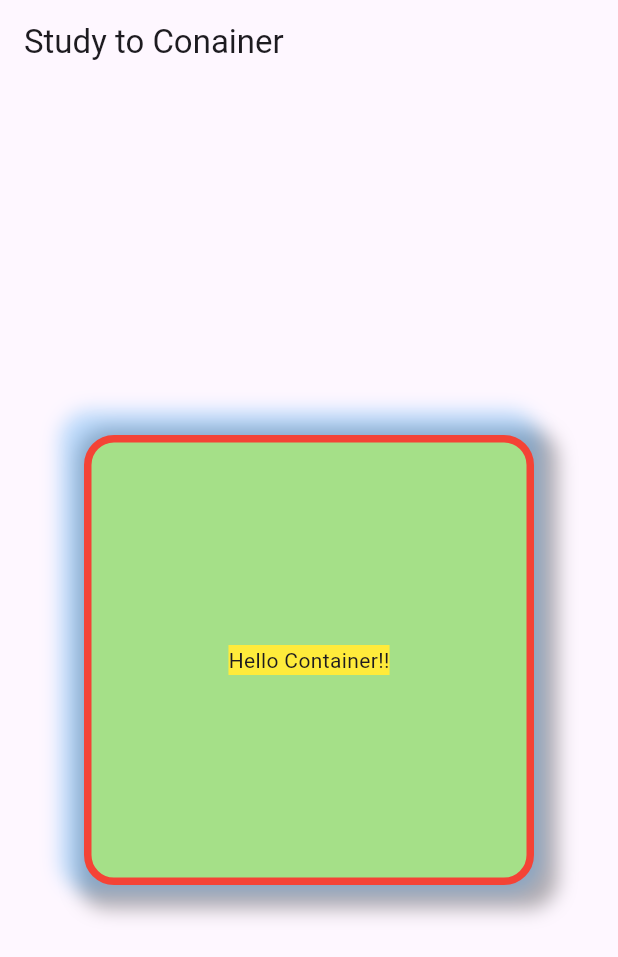
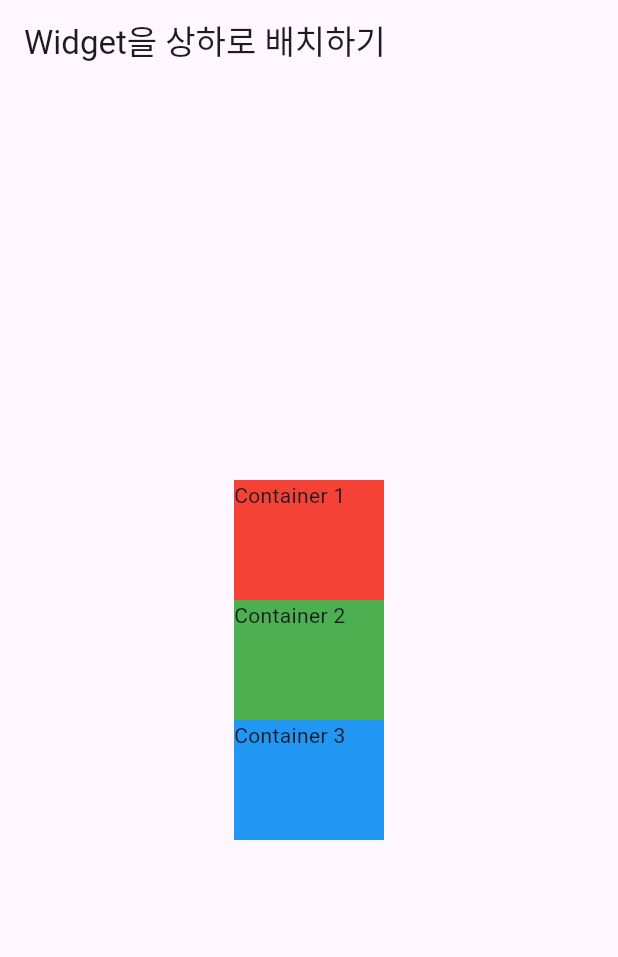
Before and after one commit to rudxo93/Flutter_learning_app_1, a Flutter app: the screen it shows after launch, on a phone screen of 412 x 824 dp. Shown: the top 957 px of the screen. Run offline on Flutter 3.47's test engine with Material 3 defaults, Android fonts, the phone set to English and light mode, and no system bars.

Commit message:
About Flutter Layout 1. Widget 상 하 배치

```diff
--- a/lib/main.dart
+++ b/lib/main.dart
@@ -4,54 +4,45 @@ void main() {
   runApp(MaterialApp(
     home: Scaffold(
       appBar: AppBar(
-        title: Text('Study to Conainer'),
+        title: Text('Widget을 상하로 배치하기'),
       ),
-      body: CustomContainer(),
+      body: Body(),
     ),
   ));
 }
 
-///  width: double.infinity - 좌 우 끝까지 채운다.. -> match_parent
-///  color: Color(0xFF5E4343) - Color Hex 값 사용 -> 0xFFRGB (FF 투명도, 뒤에 RGB값)
-///  EdgeInsets.symmetric(vertical: 12 ,horizontal: 10) - vertical 상, 하 / horizontal 좌, 우
-///  BoxDecoration 사용 시 밖에 color가 선언될 경우 Error 발생
-class CustomContainer extends StatelessWidget {
-  const CustomContainer({super.key});
+class Body extends StatelessWidget {
+  const Body({super.key});
 
   @override
   Widget build(BuildContext context) {
-    return Center(
-      child: Container(
-        width: 300,
-        height: 300,
-        //color: Color(0xFFA5E088),
-        padding: EdgeInsets.fromLTRB(10, 12, 10, 12),
-        //margin: EdgeInsets.symmetric(vertical: 12 ,horizontal: 10),
-        decoration: BoxDecoration(
-            color: Color(0xFFA5E088),
-            border: Border.all(
-                color: Colors.red, width: 5, style: BorderStyle.solid),
-            borderRadius: BorderRadius.circular(20),
-            boxShadow: [
-              BoxShadow(
-                  color: Colors.black.withOpacity(0.3),
-                  offset: Offset(6, 6),
-                  blurRadius: 10,
-                  spreadRadius: 10),
-              BoxShadow(
-                  color: Colors.blue.withOpacity(0.3),
-                  offset: Offset(-6, -6),
-                  blurRadius: 10,
-                  spreadRadius: 10)
-            ]),
-        child: Center(
-          child: Container(
-            color: Colors.yellow,
-            child: Text('Hello Container!!'),
+    return Container(
+      width: double.infinity,
+      child: Column(
+        mainAxisSize: MainAxisSize.max, // min - Column의 크기만큼 차지 / max - 남는 영역 모두 사용
+        mainAxisAlignment: MainAxisAlignment.center, // 위젯들이 상/하 기준으로 위치
+        crossAxisAlignment: CrossAxisAlignment.center, // 위젯들이 좌/우 기준으로 위치
+        children: [
+          Container(
+            width: 100,
+            height: 80,
+            color: Colors.red,
+            child: Text('Container 1'), // child 는 마지막에 위치하도록 권장..
           ),
-        ),
+          Container(
+            width: 100,
+            height: 80,
+            color: Colors.green,
+            child: Text('Container 2'),
+          ),
+          Container(
+            width: 100,
+            height: 80,
+            color: Colors.blue,
+            child: Text('Container 3'),
+          )
+        ],
       ),
     );
-    {}
   }
 }
```
